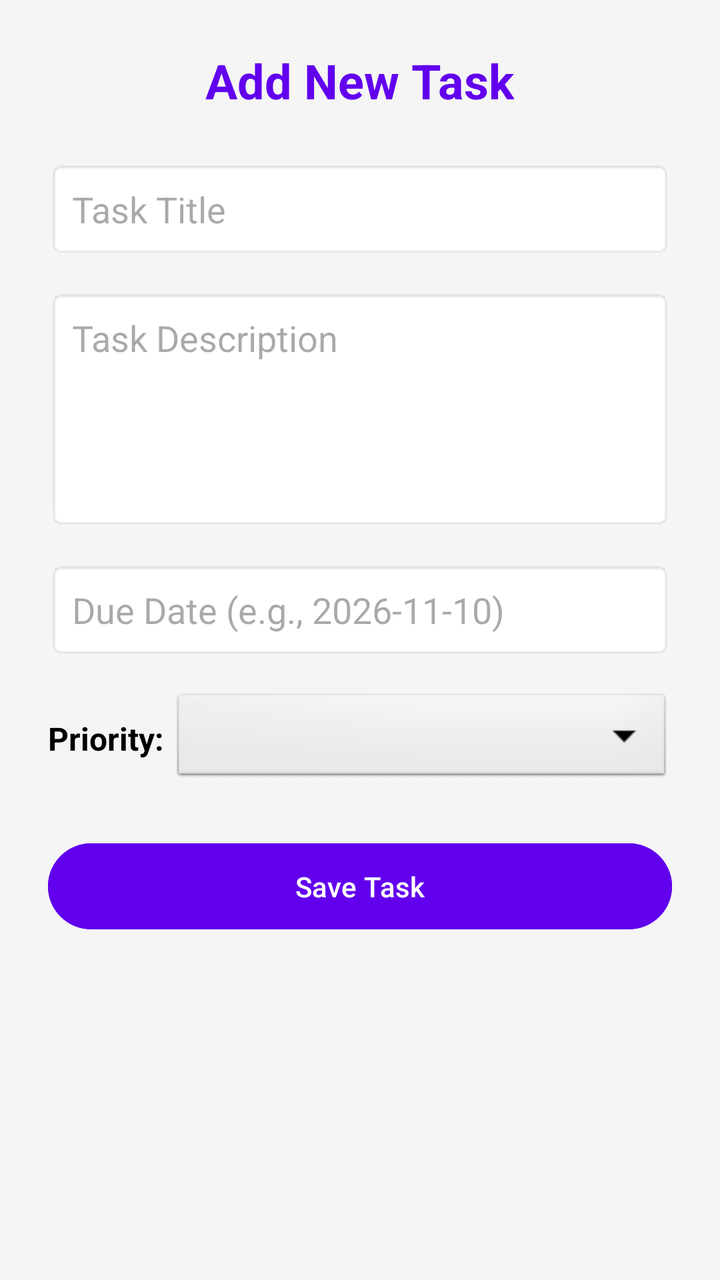
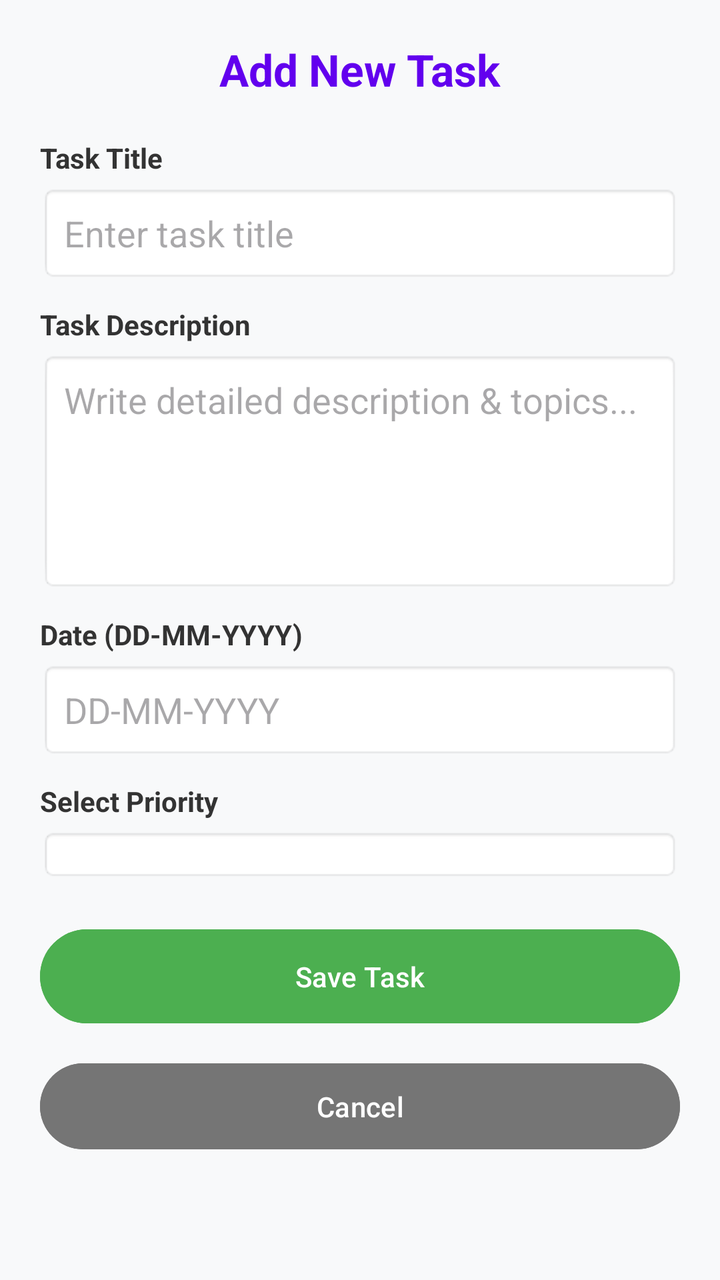

Before-and-after screenshots of an Android layout around one commit, followed by the original layout XML and the change that was made.
<!-- AndroidManifest.xml: application theme Theme.StudyMate -->
<!-- res/layout/activity_add_task.xml -->
<?xml version="1.0" encoding="utf-8"?>
<LinearLayout xmlns:android="http://schemas.android.com/apk/res/android"
    android:layout_width="match_parent"
    android:layout_height="match_parent"
    android:orientation="vertical"
    android:padding="24dp"
    android:background="#F5F5F5"
    android:gravity="center_horizontal">

    <TextView
        android:layout_width="wrap_content"
        android:layout_height="wrap_content"
        android:text="Add New Task"
        android:textSize="24sp"
        android:textStyle="bold"
        android:textColor="@color/design_default_color_primary"
        android:layout_marginBottom="24dp" />

    <EditText
        android:id="@+id/etTaskTitle"
        android:layout_width="match_parent"
        android:layout_height="wrap_content"
        android:hint="Task Title"
        android:padding="12dp"
        android:background="@android:drawable/editbox_background_normal"
        android:layout_marginBottom="16dp"
        android:inputType="text"
        android:autofillHints="name" />

    <EditText
        android:id="@+id/etTaskDesc"
        android:layout_width="match_parent"
        android:layout_height="120dp"
        android:hint="Task Description"
        android:padding="12dp"
        android:gravity="top"
        android:background="@android:drawable/editbox_background_normal"
        android:layout_marginBottom="16dp"
        android:inputType="textMultiLine"
        android:autofillHints="no" />

    <EditText
        android:id="@+id/etTaskDate"
        android:layout_width="match_parent"
        android:layout_height="wrap_content"
        android:hint="Due Date (e.g., 2026-11-10)"
        android:padding="12dp"
        android:background="@android:drawable/editbox_background_normal"
        android:layout_marginBottom="16dp"
        android:inputType="date"
        android:autofillHints="date" />

    
    <LinearLayout
        android:layout_width="match_parent"
        android:layout_height="wrap_content"
        android:orientation="horizontal"
        android:gravity="center_vertical"
        android:layout_marginBottom="24dp">

        <TextView
            android:layout_width="wrap_content"
            android:layout_height="wrap_content"
            android:text="Priority: "
            android:textSize="16sp"
            android:textStyle="bold"
            android:textColor="@android:color/black" />

        <Spinner
            android:id="@+id/spinnerPriority"
            android:layout_width="match_parent"
            android:layout_height="wrap_content"
            android:padding="8dp"
            android:background="@android:drawable/btn_dropdown" />
    </LinearLayout>

    <Button
        android:id="@+id/btnSaveTask"
        android:layout_width="match_parent"
        android:layout_height="wrap_content"
        android:text="Save Task"
        android:backgroundTint="@color/design_default_color_primary"
        android:textColor="@android:color/white"
        android:padding="12dp" />

</LinearLayout>
<!-- resources referenced by this layout -->
<resources>
  <style name="Theme.StudyMate" parent="Base.Theme.StudyMate" />
  <style name="Base.Theme.StudyMate" parent="Theme.Material3.DayNight.NoActionBar">
          
          
      </style>
</resources>

<!-- the commit's change to res/layout/activity_add_task.xml (unified diff, before → after) -->
@@ -1,86 +1,109 @@
 <?xml version="1.0" encoding="utf-8"?>
-<LinearLayout xmlns:android="http://schemas.android.com/apk/res/android"
+<ScrollView xmlns:android="http://schemas.android.com/apk/res/android"
     android:layout_width="match_parent"
     android:layout_height="match_parent"
-    android:orientation="vertical"
-    android:padding="24dp"
-    android:background="#F5F5F5"
-    android:gravity="center_horizontal">
+    android:background="#F8F9FA"
+    android:padding="20dp">
 
-    <TextView
-        android:layout_width="wrap_content"
-        android:layout_height="wrap_content"
-        android:text="Add New Task"
-        android:textSize="24sp"
-        android:textStyle="bold"
-        android:textColor="@color/design_default_color_primary"
-        android:layout_marginBottom="24dp" />
-
-    <EditText
-        android:id="@+id/etTaskTitle"
-        android:layout_width="match_parent"
-        android:layout_height="wrap_content"
-        android:hint="Task Title"
-        android:padding="12dp"
-        android:background="@android:drawable/editbox_background_normal"
-        android:layout_marginBottom="16dp"
-        android:inputType="text"
-        android:autofillHints="name" />
-
-    <EditText
-        android:id="@+id/etTaskDesc"
-        android:layout_width="match_parent"
-        android:layout_height="120dp"
-        android:hint="Task Description"
-        android:padding="12dp"
-        android:gravity="top"
-        android:background="@android:drawable/editbox_background_normal"
-        android:layout_marginBottom="16dp"
-        android:inputType="textMultiLine"
-        android:autofillHints="no" />
-
-    <EditText
-        android:id="@+id/etTaskDate"
-        android:layout_width="match_parent"
-        android:layout_height="wrap_content"
-        android:hint="Due Date (e.g., 2026-11-10)"
-        android:padding="12dp"
-        android:background="@android:drawable/editbox_background_normal"
-        android:layout_marginBottom="16dp"
-        android:inputType="date"
-        android:autofillHints="date" />
-
-    
     <LinearLayout
         android:layout_width="match_parent"
         android:layout_height="wrap_content"
-        android:orientation="horizontal"
-        android:gravity="center_vertical"
-        android:layout_marginBottom="24dp">
+        android:orientation="vertical">
 
         <TextView
             android:layout_width="wrap_content"
             android:layout_height="wrap_content"
-            android:text="Priority: "
-            android:textSize="16sp"
+            android:text="Add New Task"
+            android:textSize="22sp"
             android:textStyle="bold"
-            android:textColor="@android:color/black" />
+            android:textColor="#6200EE"
+            android:layout_gravity="center_horizontal"
+            android:layout_marginBottom="20dp" />
 
-        <Spinner
-            android:id="@+id/spinnerPriority"
+        <TextView
             android:layout_width="match_parent"
             android:layout_height="wrap_content"
-            android:padding="8dp"
-            android:background="@android:drawable/btn_dropdown" />
+            android:text="Task Title"
+            android:textStyle="bold"
+            android:textColor="#333333"
+            android:layout_marginBottom="4dp" />
+        <EditText
+            android:id="@+id/etAddTaskTitle"
+            android:layout_width="match_parent"
+            android:layout_height="wrap_content"
+            android:hint="Enter task title"
+            android:padding="12dp"
+            android:background="@android:drawable/editbox_background_normal"
+            android:layout_marginBottom="12dp" />
+
+        <TextView
+            android:layout_width="match_parent"
+            android:layout_height="wrap_content"
+            android:text="Task Description"
+            android:textStyle="bold"
+            android:textColor="#333333"
+            android:layout_marginBottom="4dp" />
+        <EditText
+            android:id="@+id/etAddTaskDesc"
+            android:layout_width="match_parent"
+            android:layout_height="120dp"
+            android:gravity="top"
+            android:hint="Write detailed description &amp; topics..."
+            android:padding="12dp"
+            android:background="@android:drawable/editbox_background_normal"
+            android:layout_marginBottom="12dp" />
+
+        
+        <TextView
+            android:layout_width="match_parent"
+            android:layout_height="wrap_content"
+            android:text="Date (DD-MM-YYYY)"
+            android:textStyle="bold"
+            android:textColor="#333333"
+            android:layout_marginBottom="4dp" />
+        <EditText
+            android:id="@+id/etAddTaskDate"
+            android:layout_width="match_parent"
+            android:layout_height="wrap_content"
+            android:hint="DD-MM-YYYY"
+            android:padding="12dp"
+            android:background="@android:drawable/editbox_background_normal"
+            android:layout_marginBottom="12dp" />
+
+        
+        <TextView
+            android:layout_width="match_parent"
+            android:layout_height="wrap_content"
+            android:text="Select Priority"
+            android:textStyle="bold"
+            android:textColor="#333333"
+            android:layout_marginBottom="4dp" />
+        <Spinner
+            android:id="@+id/spinnerAddPriority"
+            android:layout_width="match_parent"
+            android:layout_height="wrap_content"
+            android:padding="12dp"
+            android:background="@android:drawable/editbox_background_normal"
+            android:layout_marginBottom="20dp" />
+
+        <Button
+            android:id="@+id/btnSaveNewTask"
+            android:layout_width="match_parent"
+            android:layout_height="wrap_content"
+            android:text="Save Task"
+            android:backgroundTint="#4CAF50"
+            android:textColor="@android:color/white"
+            android:padding="14dp"
+            android:layout_marginBottom="12dp" />
+
+        <Button
+            android:id="@+id/btnCancelNewTask"
+            android:layout_width="match_parent"
+            android:layout_height="wrap_content"
+            android:text="Cancel"
+            android:backgroundTint="#757575"
+            android:textColor="@android:color/white"
+            android:padding="12dp" />
+
     </LinearLayout>
-
-    <Button
-        android:id="@+id/btnSaveTask"
-        android:layout_width="match_parent"
-        android:layout_height="wrap_content"
-        android:text="Save Task"
-        android:backgroundTint="@color/design_default_color_primary"
-        android:textColor="@android:color/white"
-        android:padding="12dp" />
-
-</LinearLayout>
+</ScrollView>
